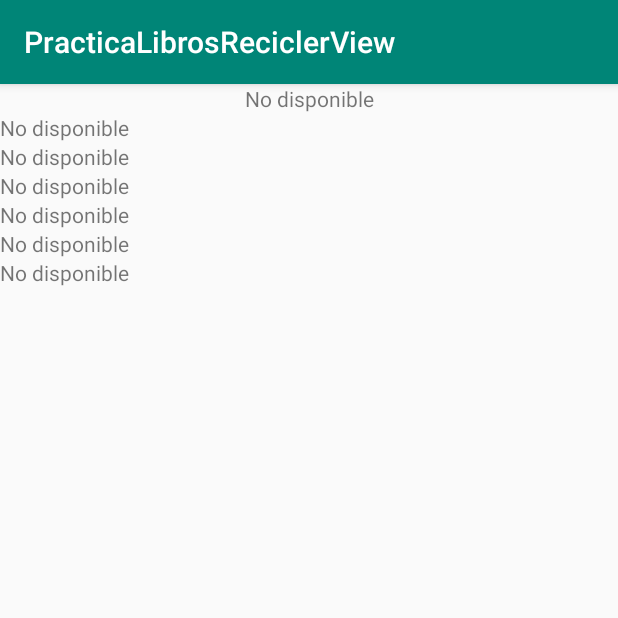
After one commit to Jnavarro25/MVP_BookListRV, an Android app: the BookDetail screen opened directly, with no data from a screen before it, on a phone screen of 412 x 824 dp, the top half of it. The commit adds this screen. Run offline under Robolectric (Android 15) with nearby library versions, the phone set to English and light mode, and no system bars; our stand-ins replace Picasso; network calls fail; pictures from the network do not load; 8 statements that could not run were skipped.

Commit message:
Se agrego a esta version la vista del detalle al presionar cada item del recycler view
Se agrego el Listener al recycler view

Se modificaron los nombres de algunos metodos para comprender
de mejor manera el codigo

Se agregaron los atributos faltantes al Modelo Book

```diff
--- a/app/src/main/AndroidManifest.xml
+++ b/app/src/main/AndroidManifest.xml
@@ -2,7 +2,7 @@
 <manifest xmlns:android="http://schemas.android.com/apk/res/android"
     package="com.example.practicalibrosreciclerview">
 
-    <uses-permission android:name= "android.permission.INTERNET"/>
+    <uses-permission android:name="android.permission.INTERNET" />
 
     <application
         android:allowBackup="true"
@@ -11,6 +11,7 @@
         android:roundIcon="@mipmap/ic_launcher_round"
         android:supportsRtl="true"
         android:theme="@style/AppTheme">
+        <activity android:name=".BookDetail"></activity>
         <activity android:name=".View.BookListActivity">
             <intent-filter>
                 <action android:name="android.intent.action.MAIN" />
--- /dev/null
+++ b/app/src/main/java/com/example/practicalibrosreciclerview/BookDetail.java
@@ -0,0 +1,55 @@
+package com.example.practicalibrosreciclerview;
+
+import androidx.appcompat.app.AppCompatActivity;
+
+import android.os.Bundle;
+import android.widget.ImageView;
+import android.widget.TextView;
+import com.example.practicalibrosreciclerview.Model.Book;
+import com.example.practicalibrosreciclerview.interfaces.Contract;
+import com.squareup.picasso.Picasso;
+
+
+public class BookDetail extends AppCompatActivity implements Contract.PresenterToView
+{
+    private ImageView bookImage;
+    private TextView bookTitle,authorName,cathegory,date,pagesNumber,isbn,descriptionBook;
+
+    @Override
+    protected void onCreate(Bundle savedInstanceState)
+    {
+        super.onCreate(savedInstanceState);
+        setContentView(R.layout.activity_book_detail);
+        makeComponentsView();
+        showData();
+    }
+
+
+    @Override
+    public void makeComponentsView()
+    {
+        bookImage= findViewById(R.id.iv_image_book);
+        bookTitle = findViewById(R.id.tv_book);
+        authorName  =findViewById(R.id. tv_author);
+        cathegory=findViewById(R.id.tv_category);
+        date =findViewById(R.id.tv_date);
+        pagesNumber=findViewById(R.id.tv_pages_number);
+        isbn=findViewById(R.id.tv_isbn);
+        descriptionBook=findViewById(R.id.tv_description);
+
+
+    }
+
+    @Override
+    public void showData() {
+        Book book = (Book) getIntent().getSerializableExtra("bookInfo");
+        Picasso.with(this).load(book.getUrlImage()).into(bookImage);
+        bookTitle.setText(book.getTitle());
+        authorName.setText(book.getAuthor());
+        cathegory.setText(book.getCategory());
+        date.setText(book.getCreatedOn());
+        pagesNumber.setText(book.getPagesNumber());
+        isbn.setText(book.getIsbn());
+        descriptionBook.setText(book.getDescription());
+    }
+}
--- a/app/src/main/java/com/example/practicalibrosreciclerview/Presenter/Presenter.java
+++ b/app/src/main/java/com/example/practicalibrosreciclerview/Presenter/Presenter.java
@@ -20,7 +20,7 @@ public class Presenter implements Contract.PresenterToModel
 
 
     @Override
-    public void fillList()
+    public void makeRequest()
     {
         getDataService = new GetDataService(context);
         getDataService.getData();
--- a/app/src/main/java/com/example/practicalibrosreciclerview/interfaces/Contract.java
+++ b/app/src/main/java/com/example/practicalibrosreciclerview/interfaces/Contract.java
@@ -1,20 +1,19 @@
 package com.example.practicalibrosreciclerview.interfaces;
 
 import com.example.practicalibrosreciclerview.Model.Book;
-
 import java.util.ArrayList;
 
 public interface Contract
 {
     interface PresenterToModel
     {
-        void fillList();
+        void makeRequest();
         ArrayList<Book> returnList();
     }
 
     interface  PresenterToView
     {
-        void makeReciclerView();
-        void showList();
+        void makeComponentsView();
+        void showData();
     }
 }
--- /dev/null
+++ b/app/src/main/res/layout/activity_book_detail.xml
@@ -0,0 +1,60 @@
+<?xml version="1.0" encoding="utf-8"?>
+<LinearLayout xmlns:android="http://schemas.android.com/apk/res/android"
+    xmlns:app="http://schemas.android.com/apk/res-auto"
+    xmlns:tools="http://schemas.android.com/tools"
+    android:layout_width="match_parent"
+    android:layout_height="match_parent"
+    android:orientation="vertical"
+    tools:context=".BookDetail">
+
+    <ImageView
+        android:id="@+id/iv_image_book"
+        android:layout_width="match_parent"
+        android:layout_height="wrap_content"
+        tools:srcCompat="@tools:sample/avatars"
+        android:contentDescription="@string/tv_empty"/>
+
+    <TextView
+        android:id="@+id/tv_book"
+        android:layout_width="match_parent"
+        android:layout_height="wrap_content"
+        android:text="@string/tv_empty"
+        android:textAlignment="center" />
+
+    <TextView
+        android:id="@+id/tv_author"
+        android:layout_width="match_parent"
+        android:layout_height="wrap_content"
+        android:text="@string/tv_empty" />
+
+    <TextView
+        android:id="@+id/tv_category"
+        android:layout_width="match_parent"
+        android:layout_height="wrap_content"
+        android:text="@string/tv_empty" />
+
+    <TextView
+        android:id="@+id/tv_date"
+        android:layout_width="match_parent"
+        android:layout_height="wrap_content"
+        android:text="@string/tv_empty" />
+
+    <TextView
+        android:id="@+id/tv_pages_number"
+        android:layout_width="match_parent"
+        android:layout_height="wrap_content"
+        android:text="@string/tv_empty" />
+
+    <TextView
+        android:id="@+id/tv_isbn"
+        android:layout_width="match_parent"
+        android:layout_height="wrap_content"
+        android:text="@string/tv_empty" />
+
+    <TextView
+        android:id="@+id/tv_description"
+        android:layout_width="match_parent"
+        android:layout_height="wrap_content"
+        android:text="@string/tv_empty" />
+
+</LinearLayout>
--- a/app/src/main/res/layout/activity_rv_book_list.xml
+++ b/app/src/main/res/layout/activity_rv_book_list.xml
@@ -4,7 +4,8 @@
     xmlns:tools="http://schemas.android.com/tools"
     android:layout_width="match_parent"
     android:layout_height="match_parent"
-    tools:context=".View.BookListActivity" >
+    tools:context=".View.BookListActivity"
+    android:orientation="horizontal">
 
     <androidx.recyclerview.widget.RecyclerView
         android:id="@+id/rV_bookList"
```
Also changed, not shown: app/src/main/java/com/example/practicalibrosreciclerview/Model/Book.java (+49 -7 lines), app/src/main/java/com/example/practicalibrosreciclerview/Model/DataAdapter.java (+19 -11 lines), app/src/main/java/com/example/practicalibrosreciclerview/Model/GetDataService.java (+10 -2 lines), app/src/main/java/com/example/practicalibrosreciclerview/View/BookListActivity.java (+30 -9 lines).
